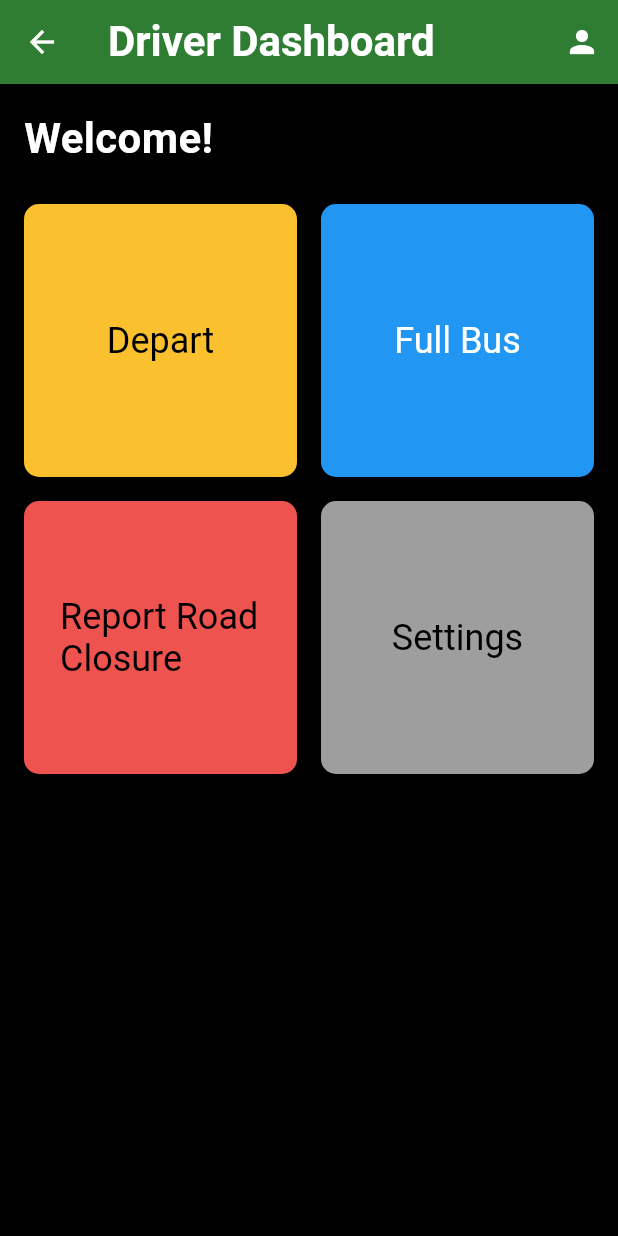
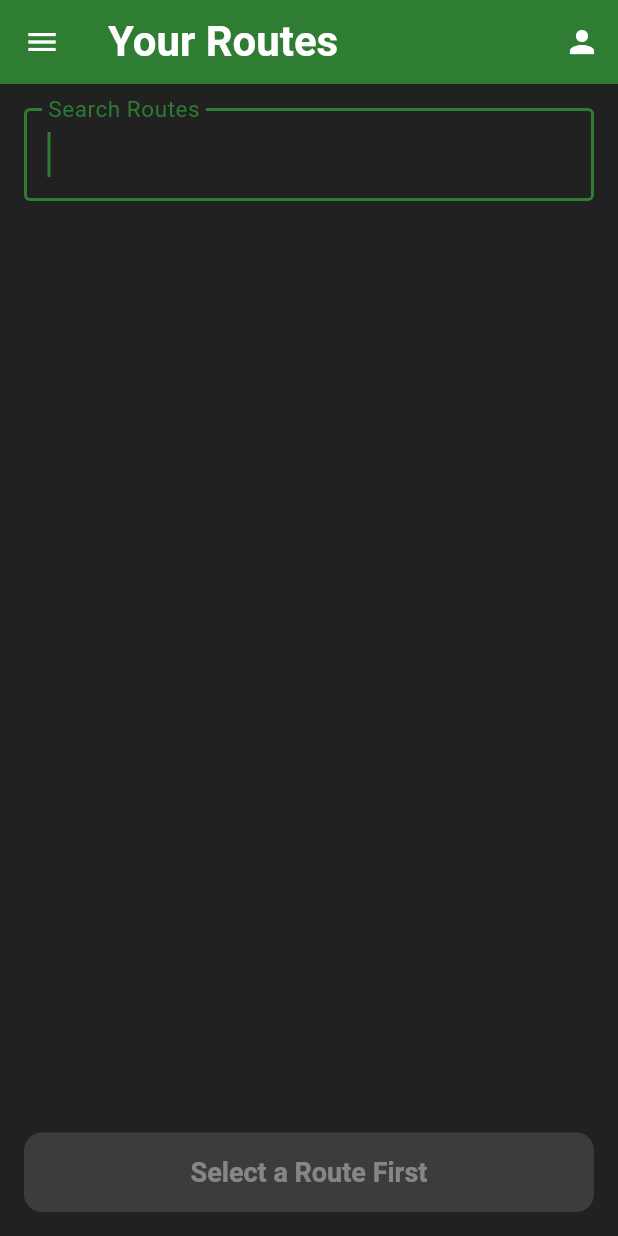
Before and after one commit to Jojo5673/wheres-my-bus, a Flutter app: the DriverHome screen opened directly, on a phone screen of 412 x 824 dp. Run offline on Flutter 3.47's test engine with Material 3 defaults, Android fonts, the phone set to English and light mode, and no system bars; drawn by our look-alikes of flutter_typeahead; our stand-ins replace cloud_firestore, firebase_auth, firebase_core, geolocator, go_router, google_maps_flutter and 1 more; missing offline and left inert: firebase_ui_auth; accounts and stored records are empty; generated files the repository leaves out were written again.

Commit message:
Update driver home to use route search

```diff
--- /dev/null
+++ b/lib/pages/driver/driver_home.dart
@@ -0,0 +1,269 @@
+
+import 'package:flutter/material.dart';
+import 'package:go_router/go_router.dart';
+import 'package:wheres_my_bus/models/route.dart';
+import 'package:wheres_my_bus/widgets/route_search.dart';
+
+class DriverHome extends StatefulWidget {
+  const DriverHome({super.key});
+
+  @override
+  State<DriverHome> createState() => _DriverHomeState();
+}
+
+class _DriverHomeState extends State<DriverHome> {
+  BusRoute? selectedRoute;
+  bool isLive = false;
+  List<BusRoute> assignedRoutes = [];
+
+  void _handleRouteSelect(BusRoute route) {
+    setState(() {
+      selectedRoute = selectedRoute == route? null: route;
+      isLive = false; // Reset live status when changing routes
+    });
+  }
+
+  void addRoute(BusRoute route) {
+    if (!assignedRoutes.contains(route)) {
+      setState(() {
+        assignedRoutes.add(route);
+      });
+    }
+  }
+
+  void removeRoute(BusRoute route) {
+    setState(() {
+      assignedRoutes.remove(route);
+      selectedRoute = selectedRoute == route? null: route;
+      isLive = false;
+    });
+  }
+
+  void _goLive() {
+    if (selectedRoute != null) {
+      setState(() {
+        isLive = true;
+      });
+      //TODO: implement going live
+      ScaffoldMessenger.of(context).showSnackBar(
+        SnackBar(
+          content: Text('🚌 Now live on ${selectedRoute!.routeNumber}'),
+          backgroundColor: Colors.green,
+        ),
+      );
+    }
+  }
+
+  void _stopLive() {
+    setState(() {
+      isLive = false;
+    });
+    //TODO: implement stopping live inside to live page
+    ScaffoldMessenger.of(context).showSnackBar(
+      const SnackBar(content: Text('🛑 Stopped live tracking'), backgroundColor: Colors.red),
+    );
+  }
+
+  @override
+  Widget build(BuildContext context) {
+    var colorScheme = Theme.of(context).colorScheme;
+    return Scaffold(
+      drawer: Drawer(backgroundColor: Theme.of(context).scaffoldBackgroundColor),
+      appBar: AppBar(
+        title: Text("Your Routes"),
+        backgroundColor: colorScheme.primary,
+        actions: [
+          IconButton(
+            icon: const Icon(Icons.person, color: Colors.white),
+            onPressed: () {
+              context.push('/profile');
+            },
+          ),
+        ],
+      ),
+      body: SafeArea(
+        child: Column(
+          children: [
+            Padding(
+              padding: const EdgeInsets.all(16.0),
+              child: RouteSearch(selectedHandler: addRoute),
+            ),
+            // Route List
+            Expanded(
+              child: ListView.builder(
+                padding: const EdgeInsets.all(16),
+                itemCount: assignedRoutes.length,
+                itemBuilder: (context, index) {
+                  final route = assignedRoutes[index];
+                  final isSelected = selectedRoute?.routeNumber == route.routeNumber;
+
+                  return Container(
+                    margin: const EdgeInsets.only(bottom: 12),
+                    child: Material(
+                      elevation: isSelected ? 8 : 2,
+                      shadowColor: isSelected ? Colors.blue.withOpacity(0.3) : Colors.black12,
+                      borderRadius: BorderRadius.circular(16),
+                      child: InkWell(
+                        borderRadius: BorderRadius.circular(16),
+                        onTap: () => _handleRouteSelect(route),
+                        child: AnimatedContainer(
+                          duration: const Duration(milliseconds: 200),
+                          padding: const EdgeInsets.all(20),
+                          decoration: BoxDecoration(
+                            border: Border.all(
+                              color: isSelected ? Colors.green : Colors.grey.shade300,
+                              width: isSelected ? 3 : 1,
+                            ),
+                            borderRadius: BorderRadius.circular(16),
+                            color: isSelected ? const Color.fromARGB(255, 189, 202, 212) : Colors.grey[300],
+                          ),
+                          child: Stack(
+                            children: [
+                              // Route info
+                              Column(
+                                crossAxisAlignment: CrossAxisAlignment.start,
+                                children: [
+                                  Row(
+                                    children: [
+                                      Text(
+                                        route.routeNumber,
+                                        style: TextStyle(
+                                          fontSize: 20,
+                                          fontWeight: FontWeight.bold,
+                                          color: isSelected ? Colors.blue.shade700 : Colors.black,
+                                        ),
+                                      ),
+                                      const SizedBox(width: 8),
+                                    ],
+                                  ),
+                                  const SizedBox(height: 4),
+                                  Text(
+                                    '${route.stops.length} stops',
+                                    style: TextStyle(fontSize: 12, color: Colors.grey.shade500),
+                                  ),
+                                  const SizedBox(height: 4),
+                                  Text(
+                                    route.stops.keys.toString(),
+                                    style: TextStyle(
+                                      fontSize: 16,
+                                      color:
+                                          isSelected
+                                              ? Colors.blue.shade600
+                                              : Colors.grey.shade600,
+                                    ),
+                                  ),
+                                ],
+                              ),
+
+                              Positioned(
+                                top: 0,
+                                right: 0,
+                                child: SizedBox(
+                                  width: 24,
+                                  height: 24,
+                                  child: IconButton(
+                                    padding: EdgeInsets.zero,
+                                    iconSize: 24,
+                                    icon: const Icon(Icons.delete),
+                                    onPressed: () => removeRoute(route),
+                                    style: IconButton.styleFrom(
+                                      foregroundColor: Colors.grey.shade500,
+                                    ),
+                                  ),
+                                ),
+                              ),
+                            ],
+                          ),
+                        ),
+                      ),
+                    ),
+                  );
+                },
+              ),
+            ),
+
+            // Action Button
+            Container(
+              width: double.infinity,
+              padding: const EdgeInsets.all(16),
+              child: SafeArea(
+                child:
+                    !isLive
+                        ? ElevatedButton(
+                          onPressed: selectedRoute != null ? _goLive : null,
+                          style: ElevatedButton.styleFrom(
+                            backgroundColor:
+                                selectedRoute != null ? Colors.green : Colors.grey.shade300,
+                            foregroundColor: Colors.white,
+                            padding: const EdgeInsets.symmetric(vertical: 16),
+                            shape: RoundedRectangleBorder(borderRadius: BorderRadius.circular(12)),
+                            elevation: selectedRoute != null ? 4 : 0,
+                          ),
+                          child: Text(
+                            selectedRoute != null ? 'Go Live' : 'Select a Route First',
+                            style: const TextStyle(fontSize: 18, fontWeight: FontWeight.bold),
+                          ),
+                        )
+                        : Column(
+                          children: [
+                            Container(
+                              width: double.infinity,
+                              padding: const EdgeInsets.all(12),
+                              decoration: BoxDecoration(
+                                color: Colors.green.shade100,
+                                borderRadius: BorderRadius.circular(8),
+                              ),
+                              child: Row(
+                                mainAxisAlignment: MainAxisAlignment.center,
+                                children: [
+                                  Container(
+                                    width: 12,
+                                    height: 12,
+                                    decoration: const BoxDecoration(
+                                      color: Colors.green,
+                                      shape: BoxShape.circle,
+                                    ),
+                                    child: AnimatedContainer(
+                                      duration: Duration(milliseconds: 1000),
+                                      curve: Curves.easeInOut,
+                                    ),
+                                  ),
+                                  const SizedBox(width: 8),
+                                  Text(
+                                    'LIVE - ${selectedRoute!.routeNumber}',
+                                    style: TextStyle(
+                                      color: Colors.green.shade700,
+                                      fontWeight: FontWeight.bold,
+                                      fontSize: 16,
+                                    ),
+                                  ),
+                                ],
+                              ),
+                            ),
+                            const SizedBox(height: 12),
+                            ElevatedButton(
+                              onPressed: _stopLive,
+                              style: ElevatedButton.styleFrom(
+                                backgroundColor: Colors.red,
+                                foregroundColor: Colors.white,
+                                padding: const EdgeInsets.symmetric(vertical: 16),
+                                shape: RoundedRectangleBorder(
+                                  borderRadius: BorderRadius.circular(12),
+                                ),
+                                elevation: 4,
+                              ),
+                              child: const Text(
+                                '🛑 Stop Live Tracking',
+                                style: TextStyle(fontSize: 18, fontWeight: FontWeight.bold),
+                              ),
+                            ),
+                          ],
+                        ),
+              ),
+            ),
+          ],
+        ),
+      ),
+    );
+  }
+}
--- a/lib/driver/driver_home.dart
+++ b/lib/pages/driver/live_route.dart
@@ -1,15 +1,16 @@
 import 'package:flutter/material.dart';
 import 'package:go_router/go_router.dart';
+import 'package:wheres_my_bus/models/route.dart';
 
-class DriverHome extends StatelessWidget {
-  const DriverHome({super.key});
+class LiveRoute extends StatelessWidget {
+  const LiveRoute({super.key, required this.route});
+  final BusRoute route;
 
   @override
   Widget build(BuildContext context) {
     var colorScheme = Theme.of(context).colorScheme;
 
     return Scaffold(
-      backgroundColor: Colors.black,
        appBar: AppBar(
         title: Text("Driver Dashboard"),
         backgroundColor: colorScheme.primary,
--- a/lib/routes.dart
+++ b/lib/routes.dart
@@ -1,6 +1,8 @@
 import 'package:firebase_ui_auth/firebase_ui_auth.dart';
 import 'package:go_router/go_router.dart';
+import 'package:wheres_my_bus/models/route.dart';
 import 'package:wheres_my_bus/pages/driver/driver_home.dart';
+import 'package:wheres_my_bus/pages/driver/live_route.dart';
 import 'package:wheres_my_bus/pages/landing_page.dart';
 import 'package:wheres_my_bus/pages/login.dart';
 import 'package:wheres_my_bus/pages/profile.dart';
@@ -30,6 +32,15 @@ final router = GoRouter(
     GoRoute(path: '/passenger', builder: (context, state) => PassengerHome(), routes: [
       GoRoute(path: '/map', builder: (context, state) => LiveMap()),
     ]),
-    GoRoute(path: '/driver', builder: (context, state) => DriverHome()),
+    GoRoute(path: '/driver', builder: (context, state) => DriverHome(), routes: [
+      GoRoute(
+      path: '/live',
+      builder: (context, state) {
+        // Access the extra data
+        final route = state.extra as BusRoute;
+        return LiveRoute(route: route);
+      },
+    ),
+    ]),
   ],
 );
```
